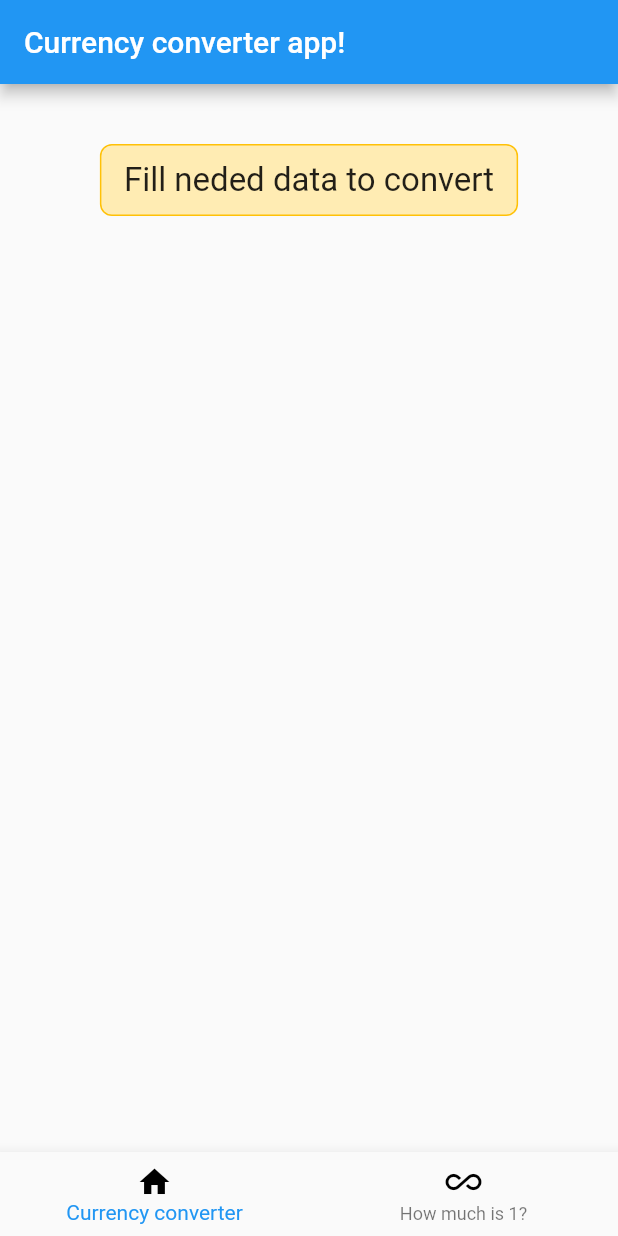
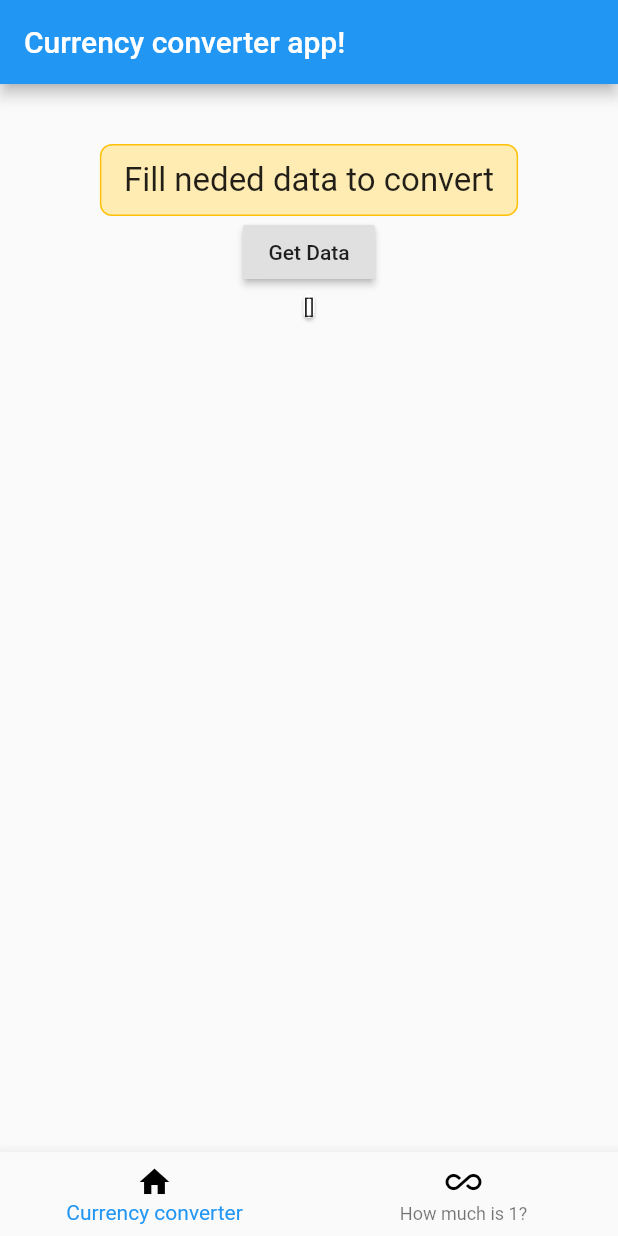
Before and after one commit to klaud-skora/currency_converter, a Flutter app: the screen it shows after launch, on a phone screen of 412 x 824 dp. Run offline on Flutter 3.47's test engine with Material 2 defaults, Android fonts, the phone set to English and light mode, and no system bars; our stand-ins replace bloc, equatable, flutter_bloc.

Commit message:
Add enum and enumExtension Currency, modify _getCurrencyData List

```diff
--- a/lib/bloc/nav_bar_bloc.dart
+++ b/lib/bloc/nav_bar_bloc.dart
@@ -30,15 +30,9 @@ class PageTapped extends BottomNavigationEvent {
 }
 
 class GetData extends BottomNavigationEvent {
-  final int index;
-
-  GetData({@required this.index}) : super([index]);
 
  @override
   List<Object> get props => [];
-
-  @override
-  String toString() => 'PageTapped: $index';
 }
 
 @immutable
@@ -100,29 +94,28 @@ class BottomNavigationBloc extends Bloc<BottomNavigationEvent, BottomNavigationS
       yield PageLoading();
 
       if (this.currentIndex == 0) {
-        yield FirstPageLoaded();
+        yield FirstPageLoaded(); // status: none
       }
       if (this.currentIndex == 1) {
-        yield SecondPageLoaded();
+        yield SecondPageLoaded(); // status: none
       }
     }
     if ( event is GetData ) {
-      List data = await _getCurrencyData();
-      print(data);
-      if (this.currentIndex == 0 ) yield FirstPageLoaded();
-      if( this.currentIndex == 1  ) yield SecondPageLoaded();
+      List fetchedData = await _getCurrencyData();
+      List dataToDisplay = fetchedData == null ? currencyRepository.data : fetchedData;
+      print('give me data');
+      print(dataToDisplay);
+      if (this.currentIndex == 0 ) yield FirstPageLoaded(); // data + status
+      if( this.currentIndex == 1  ) yield SecondPageLoaded(); // data + status
     }
   }
 
   Future<List> _getCurrencyData() async {
-    List data = currencyRepository.data;
-    if (data == null) {
+    List data;
+
       await currencyRepository.fetchData();
-      print('oooo');
+      data = currencyRepository.data;
 
-      data = currencyRepository.data;
-      print(data);
-    }
     return data;
   }
 }
--- a/lib/models/currency.dart
+++ b/lib/models/currency.dart
@@ -1,48 +1,77 @@
-import 'package:equatable/equatable.dart';
+// FOER 1 EUR
 
-enum CurrencyShortcut {
-  pln,
-  dolar,
+enum Currency {
+  CAD,
+  HKD,
+  ISK,
+  PHP,
+  DKK,
+  HUF,
+  CZK,
+  AUD,
+  RON,
+  SEK,
+  IDR,
+  INR,
+  BRL,
+  RUB,
+  HRK,
+  JPY,
+  THB,
+  CHF,
+  SGD,
+  PLN,
+  BGN,
+  TRY,
+  CNY,
+  NOK,
+  NZD,
+  ZAR,
+  USD,
+  MXN,
+  ILS,
+  GBP,
+  KRW,
+  MYR,
 }
 
-class Currency extends Equatable {
-  final CurrencyShortcut shortcut;
-  final String base;
-  final Object rates;
+extension CurrencyExtension on Currency {
 
-  const Currency({
-    this.shortcut,
-    this.base,
-    this.rates,
-  });
+  static final shortcuts = {
+    Currency.CAD: 'CAD',
+    Currency.HKD: 'HKD',
+    Currency.ISK: 'ISK',
+    Currency.PHP: 'PHP',
+    Currency.DKK: 'DKK',
+    Currency.HUF: 'HUF',
+    Currency.CZK: 'CZK',
+    Currency.AUD: 'AUD',
+    Currency.RON: 'RON',
+    Currency.SEK: 'SEK',
+    Currency.IDR: 'IDR',
+    Currency.INR: 'INR',
+    Currency.BRL: 'BRL',
+    Currency.RUB: 'RUB',
+    Currency.HRK: 'HRK',
+    Currency.JPY: 'JPY',
+    Currency.THB: 'THB',
+    Currency.CHF: 'CHF',
+    Currency.SGD: 'SGD',
+    Currency.PLN: 'PLN',
+    Currency.BGN: 'BGN',
+    Currency.TRY: 'TRY',
+    Currency.CNY: 'CNY',
+    Currency.NOK: 'NOK',
+    Currency.NZD: 'NZD',
+    Currency.ZAR: 'ZAR',
+    Currency.USD: 'USD',
+    Currency.MXN: 'MXN',
+    Currency.ILS: 'ILS',
+    Currency.GBP: 'GBP',
+    Currency.KRW: 'KRW',
+    Currency.MYR: 'MYR',
+  };
 
-  @override
-  List<Object> get props => [
-    shortcut,
-    base,
-    rates,
-  ];
-
-  static Currency fromJson(dynamic json) {
-    final consolidatedCurrency = json['consolidated_currency'][0];
-    return Currency(
-      shortcut: _mapStringToCurrencyShortcut(
-          consolidatedCurrency['base']),
-      rates: consolidatedCurrency['rates'] as Object,
-    );
-  }
-
-  static CurrencyShortcut _mapStringToCurrencyShortcut(String input) {
-    CurrencyShortcut state;
-    switch(input) {
-      case 'PLN':
-        state = CurrencyShortcut.pln;
-        break;
-      case 'US':
-        state = CurrencyShortcut.dolar;
-        break;
-    }
-    return state;
-  }
+  String get sthortcut => shortcuts[this];
 
 }
--- a/lib/ui/first_page.dart
+++ b/lib/ui/first_page.dart
@@ -1,4 +1,7 @@
 import 'package:flutter/material.dart';
+import 'package:flutter_bloc/flutter_bloc.dart';
+
+import '../bloc/nav_bar_bloc.dart';
 
 class FirstPage extends StatelessWidget {
 
@@ -22,6 +25,13 @@ class FirstPage extends StatelessWidget {
                 padding: EdgeInsets.symmetric(vertical: 10.0, horizontal: 15.0),
                 child: Text('Fill neded data to convert', style: TextStyle(fontSize: 22.0), ),
               ),
+              RaisedButton(
+                onPressed: () => BlocProvider.of<BottomNavigationBloc>(context).add(GetData()),
+                child: Text('Get Data'),
+              ),
+              Card(
+                child: Text( '${BlocProvider.of<BottomNavigationBloc>(context).currencyRepository.data}' )
+              ),
             ],
           ),
         ),
--- a/lib/ui/home_page.dart
+++ b/lib/ui/home_page.dart
@@ -1,9 +1,9 @@
 import 'package:flutter/material.dart';
+import 'package:flutter_bloc/flutter_bloc.dart';
 
-import 'package:flutter_bloc/flutter_bloc.dart';
+import '../bloc/nav_bar_bloc.dart';
 import './first_page.dart';
 import './second_page.dart';
-import '../bloc/nav_bar_bloc.dart';
 
 class HomePage extends StatelessWidget {
   HomePage({Key key, this.title}) : super(key: key);
```
Also changed, not shown: lib/repositories/currency_api_client.dart (deleted, +0 -25 lines), lib/repositories/currency_repository.dart (+6 -5 lines).
